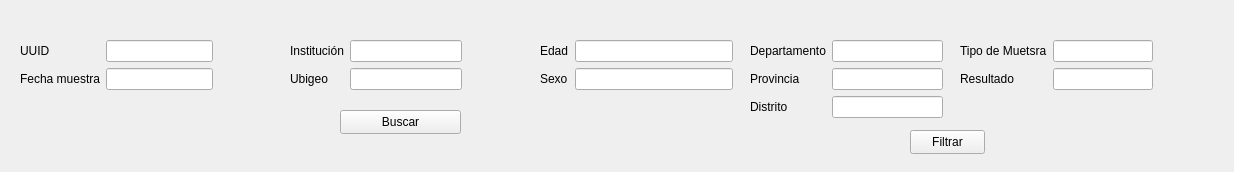
MiguelDev5/covid_consultas, file searchform.ui: the form before one commit.
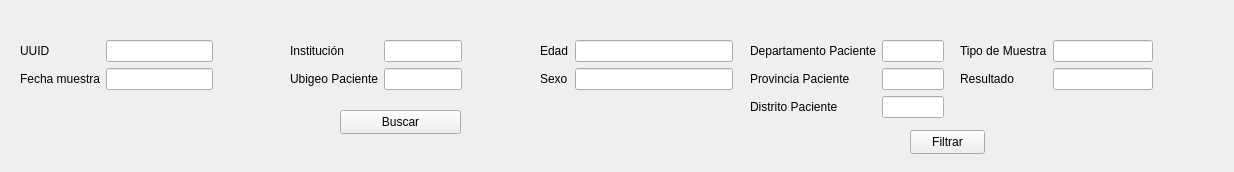
The form after the commit.

Commit message: exportacion desde Tabla de Interfaz

The edit to the form file:
```diff
--- a/searchform.ui
+++ b/searchform.ui
@@ -72,7 +72,7 @@
     <item row="1" column="0">
      <widget class="QLabel" name="label_4">
       <property name="text">
-       <string>Ubigeo</string>
+       <string>Ubigeo Paciente</string>
       </property>
      </widget>
     </item>
@@ -135,7 +135,7 @@
     <rect>
      <x>750</x>
      <y>40</y>
-     <width>193</width>
+     <width>194</width>
      <height>81</height>
     </rect>
    </property>
@@ -143,7 +143,7 @@
     <item row="0" column="0">
      <widget class="QLabel" name="label_7">
       <property name="text">
-       <string>Departamento</string>
+       <string>Departamento Paciente</string>
       </property>
      </widget>
     </item>
@@ -157,7 +157,7 @@
     <item row="1" column="0">
      <widget class="QLabel" name="label_8">
       <property name="text">
-       <string>Provincia</string>
+       <string>Provincia Paciente</string>
       </property>
      </widget>
     </item>
@@ -167,7 +167,7 @@
     <item row="2" column="0">
      <widget class="QLabel" name="label_9">
       <property name="text">
-       <string>Distrito</string>
+       <string>Distrito Paciente</string>
       </property>
      </widget>
     </item>
@@ -189,7 +189,7 @@
     <item row="0" column="0">
      <widget class="QLabel" name="label_10">
       <property name="text">
-       <string>Tipo de Muetsra</string>
+       <string>Tipo de Muestra</string>
       </property>
      </widget>
     </item>
```
The commit also changes 6 other files.
